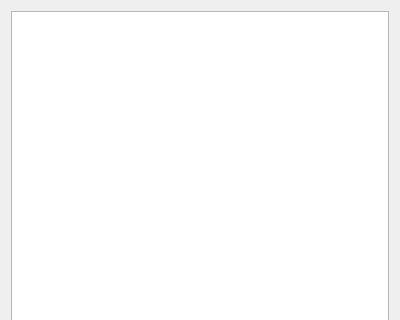
Old version of the form dialogtester.ui in the repository mdrska80/timesheet; both pictures show x 0 to 400 and y 0 to 320 of the 400 by 571 pixel window.
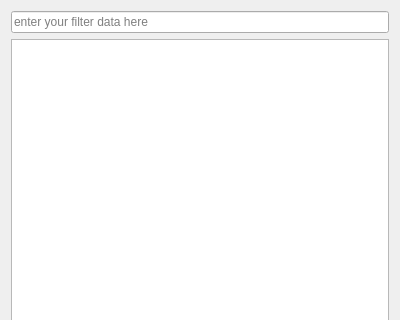
New version of the form. Custom widgets are drawn as their Qt base class.

```diff
--- a/dialogtester.ui
+++ b/dialogtester.ui
@@ -14,6 +14,13 @@
    <string>Select timesheet file</string>
   </property>
   <layout class="QVBoxLayout" name="verticalLayout">
+   <item>
+    <widget class="QLineEdit" name="filterLineEdit">
+     <property name="placeholderText">
+      <string>enter your filter data here</string>
+     </property>
+    </widget>
+   </item>
    <item>
     <widget class="XmlFileDetailView" name="listView"/>
    </item>
```
